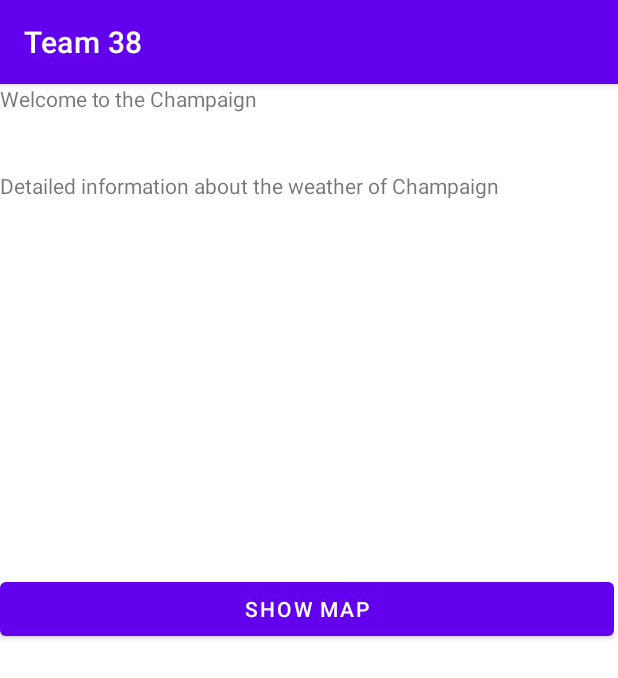
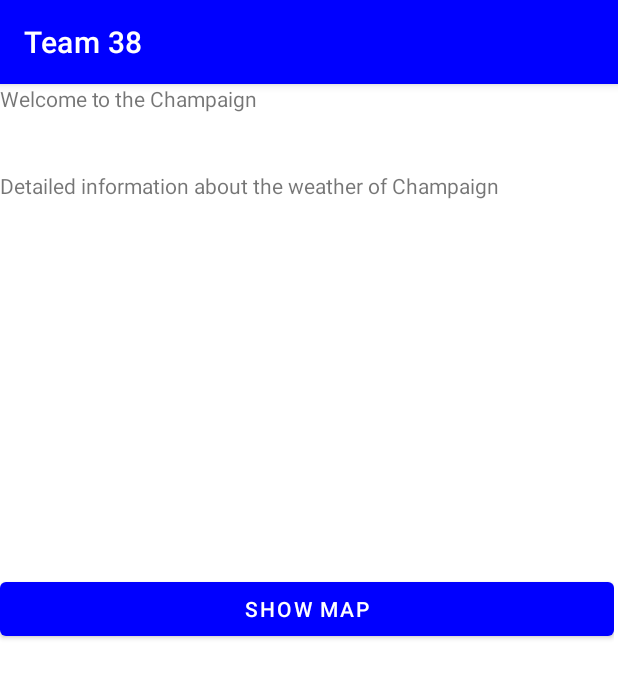
Before and after one commit to anderz-cmu-F25/Weaather-App, an Android app: the screen it shows after launch (DetailsActivity), after a tap on "SHOW DETAILS", on a phone screen of 412 x 824 dp. Shown: the top 678 px of the screen. Run offline under Robolectric (Android 15) with nearby library versions, the phone set to English and light mode, and no system bars.

```diff
--- a/app/src/main/java/edu/uiuc/cs427app/DetailsActivity.java
+++ b/app/src/main/java/edu/uiuc/cs427app/DetailsActivity.java
@@ -1,5 +1,9 @@
 package edu.uiuc.cs427app;
 
+import android.annotation.SuppressLint;
+import android.content.SharedPreferences;
+import android.graphics.Color;
+import android.graphics.drawable.ColorDrawable;
 import android.os.Bundle;
 import android.view.View;
 import android.view.ViewGroup;
@@ -9,13 +13,42 @@ import android.widget.TextView;
 import android.widget.Toast;
 
 import androidx.appcompat.app.AppCompatActivity;
+import androidx.constraintlayout.widget.ConstraintLayout;
 
+@SuppressLint("SetTextI18n, NonConstantResourceId")
+@SuppressWarnings("ConstantConditions")
 public class DetailsActivity extends AppCompatActivity implements View.OnClickListener{
+
+    // Define SharedPreferences constants for saving user settings
+    private static final String PREFS_NAME = "UserSettings";
+    private static final String BUTTON_COLOR_KEY = "button_color";
+    private static final String BACKGROUND_COLOR_KEY = "background_color";
 
     @Override
     protected void onCreate(Bundle savedInstanceState) {
+        // Load the selected UI settings (button and background color) from SharedPreferences
+        SharedPreferences preferences = getSharedPreferences(PREFS_NAME, MODE_PRIVATE);
+        String buttonColor = preferences.getString(BUTTON_COLOR_KEY, "Default");
+        String backgroundColor = preferences.getString(BACKGROUND_COLOR_KEY, "Default");
+
         super.onCreate(savedInstanceState);
         setContentView(R.layout.activity_details);
+
+        // Reference the main ConstraintLayout to apply user customizations
+        ConstraintLayout mainLayout = findViewById(R.id.detailsLayout);
+
+        // Apply the saved background color to the layout
+        switch (backgroundColor) {
+            case "White":
+                mainLayout.setBackgroundColor(Color.WHITE);
+                break;
+            case "Light Gray":
+                mainLayout.setBackgroundColor(Color.LTGRAY);
+                break;
+            case "Gray":
+                mainLayout.setBackgroundColor(Color.GRAY);
+                break;
+        }
 
         // Process the Intent payload that has opened this Activity and show the information accordingly
         String cityName = getIntent().getStringExtra("city").toString();
@@ -33,7 +66,10 @@ public class DetailsActivity extends AppCompatActivity implements View.OnClickLi
         Button buttonMap = findViewById(R.id.mapButton);
         buttonMap.setOnClickListener(this);
 
+        // Apply the saved button color to all buttons and ActionBar
+        MainActivity.applyButtonColors(this, buttonColor, buttonMap);
     }
+
 
     @Override
     public void onClick(View view) {
--- a/app/src/main/java/edu/uiuc/cs427app/MainActivity.java
+++ b/app/src/main/java/edu/uiuc/cs427app/MainActivity.java
@@ -1,6 +1,7 @@
 package edu.uiuc.cs427app;
 
 import android.annotation.SuppressLint;
+import android.app.Activity;
 import android.content.Intent;
 import android.content.SharedPreferences;
 import android.os.Bundle;
@@ -67,11 +68,11 @@ public class MainActivity extends AppCompatActivity implements View.OnClickListe
         });
 
         // Apply the saved button color to all buttons and ActionBar
-        applyButtonColors(buttonColor, buttonChampaign, buttonChicago, buttonLA, buttonAddLocation, buttonCustomizeUI);
+        MainActivity.applyButtonColors(this, buttonColor, buttonChampaign, buttonChicago, buttonLA, buttonAddLocation, buttonCustomizeUI);
     }
 
     // Helper method to apply the button colors to all buttons and ActionBar
-    private void applyButtonColors(String buttonColor, Button... buttons) {
+    public static void applyButtonColors(Activity activity, String buttonColor, Button... buttons) {
         int color = Color.BLUE;  // Default button color
 
         // Determine the color based on the saved preference
@@ -93,9 +94,12 @@ public class MainActivity extends AppCompatActivity implements View.OnClickListe
             button.setBackgroundColor(color);
         }
 
-        // Apply the same color to the ActionBar (top bar)
-        if (getSupportActionBar() != null) {
-            getSupportActionBar().setBackgroundDrawable(new ColorDrawable(color));
+        // Apply the same color to the ActionBar (top bar) if applicable
+        if (activity instanceof AppCompatActivity) {
+            AppCompatActivity appCompatActivity = (AppCompatActivity) activity;
+            if (appCompatActivity.getSupportActionBar() != null) {
+                appCompatActivity.getSupportActionBar().setBackgroundDrawable(new ColorDrawable(color));
+            }
         }
     }
 
--- a/app/src/main/res/layout/activity_details.xml
+++ b/app/src/main/res/layout/activity_details.xml
@@ -2,6 +2,7 @@
 <androidx.constraintlayout.widget.ConstraintLayout xmlns:android="http://schemas.android.com/apk/res/android"
     xmlns:app="http://schemas.android.com/apk/res-auto"
     xmlns:tools="http://schemas.android.com/tools"
+    android:id="@+id/detailsLayout"
     android:layout_width="match_parent"
     android:layout_height="match_parent"
     tools:context=".MainActivity">
```
